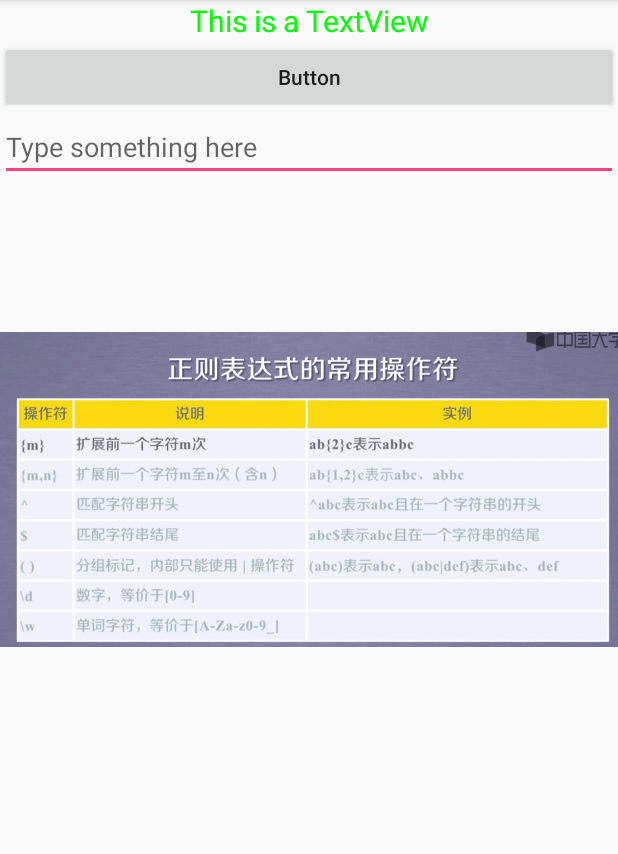
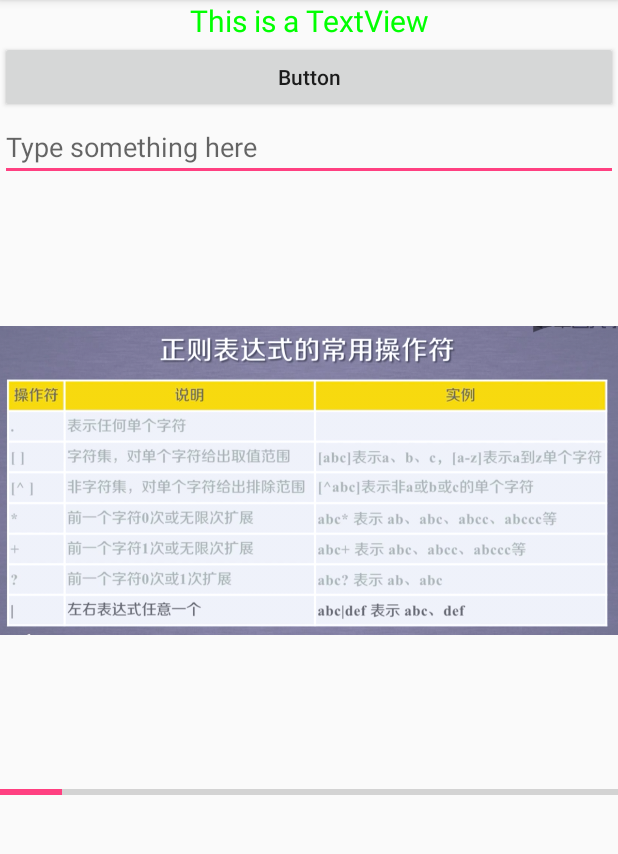
Before and after one commit to JackieTien97/AndroidUI_Tutorial, an Android app: the MainActivity screen opened directly, with no data from a screen before it, after a tap on "Button", on a phone screen of 412 x 824 dp, the part 84-938 px from its top. Run offline under Robolectric (Android 15) with nearby library versions, the phone set to English and light mode, and no system bars.

Commit message:
ProgressBar

```diff
--- a/UIWidgetTest/app/src/main/java/com/example/uiwidgettest/MainActivity.java
+++ b/UIWidgetTest/app/src/main/java/com/example/uiwidgettest/MainActivity.java
@@ -6,6 +6,7 @@ import android.view.View;
 import android.widget.Button;
 import android.widget.EditText;
 import android.widget.ImageView;
+import android.widget.ProgressBar;
 import android.widget.Toast;
 
 public class MainActivity extends AppCompatActivity {
@@ -13,6 +14,8 @@ public class MainActivity extends AppCompatActivity {
     private EditText editText;
 
     private ImageView imageView;
+
+    private ProgressBar progressBar;
 
     @Override
     protected void onCreate(Bundle savedInstanceState) {
@@ -22,10 +25,11 @@ public class MainActivity extends AppCompatActivity {
         Button button = (Button)findViewById(R.id.button);
         editText = (EditText)findViewById(R.id.edit_text);
         imageView = (ImageView)findViewById(R.id.image_view);
+        progressBar = (ProgressBar)findViewById(R.id.progress_bar);
         button.setOnClickListener(new View.OnClickListener() {
             @Override
             public void onClick(View view) {
-                imageView.setImageResource(R.drawable.img_2);
+                progressBar.setProgress(progressBar.getProgress() + 10);
             }
         });
     }
--- a/UIWidgetTest/app/src/main/res/layout/activity_main.xml
+++ b/UIWidgetTest/app/src/main/res/layout/activity_main.xml
@@ -32,4 +32,12 @@
         android:layout_width="wrap_content"
         android:layout_height="wrap_content"
         android:src="@drawable/img_1"/>
+
+    <ProgressBar
+        android:id="@+id/progress_bar"
+        android:layout_width="match_parent"
+        android:layout_height="wrap_content"
+        style="?android:attr/progressBarStyleHorizontal"
+        android:max="100"
+        />
 </LinearLayout>
```
